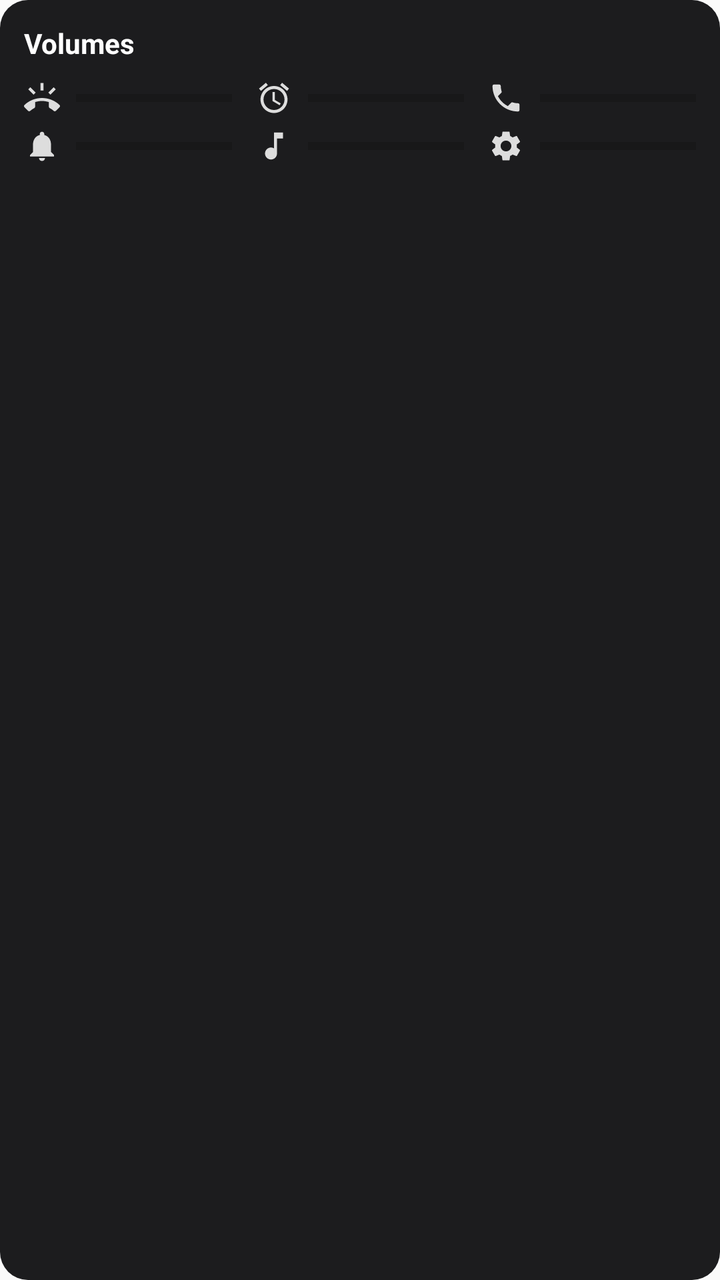
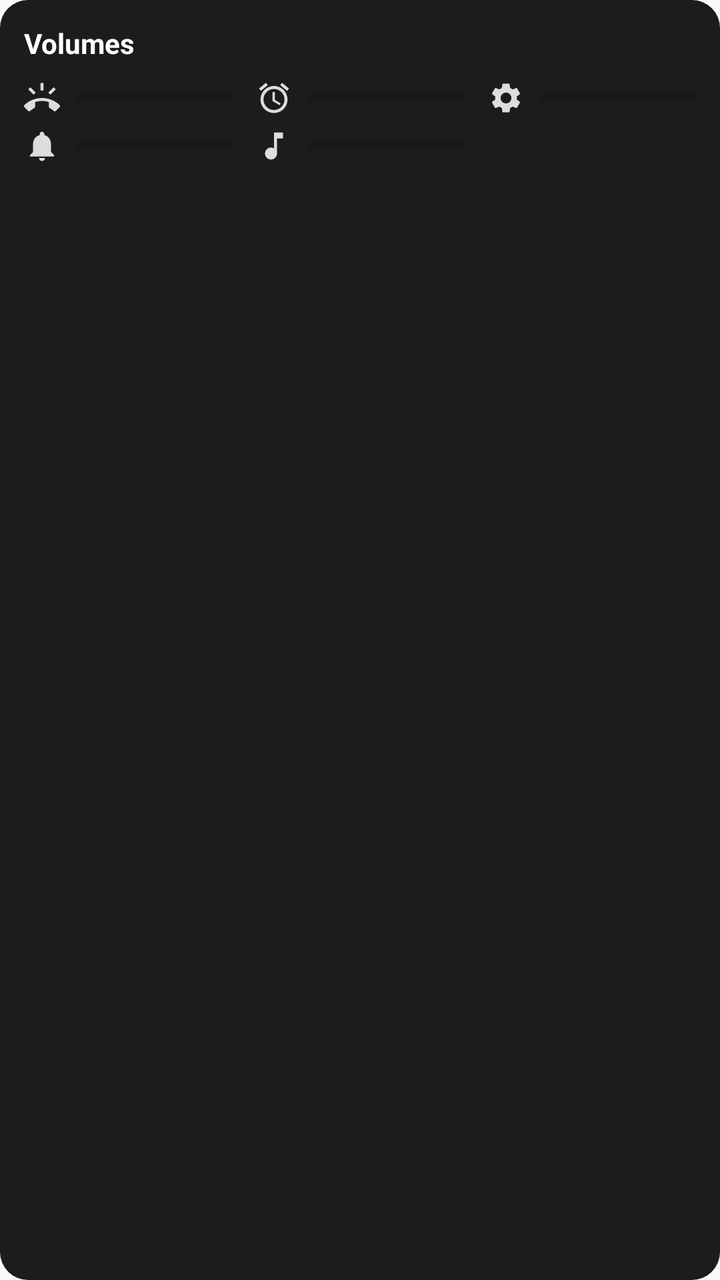

Two renders of the same Android screen: before a commit and after it. Below are the layout's source before the change and the commit's diff.
<!-- AndroidManifest.xml: application theme Theme.Knotes -->
<!-- res/layout/widget_phone_status.xml -->
<?xml version="1.0" encoding="utf-8"?>
<LinearLayout xmlns:android="http://schemas.android.com/apk/res/android"
    android:id="@+id/widget_root"
    android:layout_width="match_parent"
    android:layout_height="match_parent"
    android:background="@drawable/widget_bg"
    android:orientation="vertical"
    android:padding="12dp">

    <TextView
        android:id="@+id/ps_title"
        android:layout_width="match_parent"
        android:layout_height="wrap_content"
        android:paddingBottom="6dp"
        android:text="Volumes"
        android:textColor="#FFFFFF"
        android:textSize="14sp"
        android:textStyle="bold" />

    <LinearLayout
        android:layout_width="match_parent"
        android:layout_height="wrap_content"
        android:orientation="horizontal">

        
        <LinearLayout
            android:layout_width="0dp"
            android:layout_height="wrap_content"
            android:layout_weight="1"
            android:orientation="vertical">

            <LinearLayout
                android:layout_width="match_parent"
                android:layout_height="wrap_content"
                android:paddingTop="3dp"
                android:paddingBottom="3dp"
                android:gravity="center_vertical"
                android:orientation="horizontal">
                <ImageView
                    android:layout_width="18dp"
                    android:layout_height="18dp"
                    android:layout_marginEnd="8dp"
                    android:contentDescription="Ring"
                    android:src="@drawable/ic_vol_ring" />
                <ProgressBar
                    android:id="@+id/ps_bar_ring"
                    style="?android:attr/progressBarStyleHorizontal"
                    android:layout_width="0dp"
                    android:layout_height="4dp"
                    android:layout_weight="1"
                    android:progressTint="#81C784" />
            </LinearLayout>
            <LinearLayout
                android:layout_width="match_parent"
                android:layout_height="wrap_content"
                android:paddingTop="3dp"
                android:paddingBottom="3dp"
                android:gravity="center_vertical"
                android:orientation="horizontal">
                <ImageView
                    android:layout_width="18dp"
                    android:layout_height="18dp"
                    android:layout_marginEnd="8dp"
                    android:contentDescription="Notification"
                    android:src="@drawable/ic_vol_notif" />
                <ProgressBar
                    android:id="@+id/ps_bar_notif"
                    style="?android:attr/progressBarStyleHorizontal"
                    android:layout_width="0dp"
                    android:layout_height="4dp"
                    android:layout_weight="1"
                    android:progressTint="#81C784" />
            </LinearLayout>
        </LinearLayout>

        
        <LinearLayout
            android:layout_width="0dp"
            android:layout_height="wrap_content"
            android:layout_weight="1"
            android:layout_marginStart="12dp"
            android:orientation="vertical">

            <LinearLayout
                android:layout_width="match_parent"
                android:layout_height="wrap_content"
                android:paddingTop="3dp"
                android:paddingBottom="3dp"
                android:gravity="center_vertical"
                android:orientation="horizontal">
                <ImageView
                    android:layout_width="18dp"
                    android:layout_height="18dp"
                    android:layout_marginEnd="8dp"
                    android:contentDescription="Alarm"
                    android:src="@drawable/ic_vol_alarm" />
                <ProgressBar
                    android:id="@+id/ps_bar_alarm"
                    style="?android:attr/progressBarStyleHorizontal"
                    android:layout_width="0dp"
                    android:layout_height="4dp"
                    android:layout_weight="1"
                    android:progressTint="#81C784" />
            </LinearLayout>
            <LinearLayout
                android:layout_width="match_parent"
                android:layout_height="wrap_content"
                android:paddingTop="3dp"
                android:paddingBottom="3dp"
                android:gravity="center_vertical"
                android:orientation="horizontal">
                <ImageView
                    android:layout_width="18dp"
                    android:layout_height="18dp"
                    android:layout_marginEnd="8dp"
                    android:contentDescription="Music"
                    android:src="@drawable/ic_vol_music" />
                <ProgressBar
                    android:id="@+id/ps_bar_music"
                    style="?android:attr/progressBarStyleHorizontal"
                    android:layout_width="0dp"
                    android:layout_height="4dp"
                    android:layout_weight="1"
                    android:progressTint="#81C784" />
            </LinearLayout>
        </LinearLayout>

        
        <LinearLayout
            android:layout_width="0dp"
            android:layout_height="wrap_content"
            android:layout_weight="1"
            android:layout_marginStart="12dp"
            android:orientation="vertical">

            <LinearLayout
                android:layout_width="match_parent"
                android:layout_height="wrap_content"
                android:paddingTop="3dp"
                android:paddingBottom="3dp"
                android:gravity="center_vertical"
                android:orientation="horizontal">
                <ImageView
                    android:layout_width="18dp"
                    android:layout_height="18dp"
                    android:layout_marginEnd="8dp"
                    android:contentDescription="Call"
                    android:src="@drawable/ic_vol_call" />
                <ProgressBar
                    android:id="@+id/ps_bar_call"
                    style="?android:attr/progressBarStyleHorizontal"
                    android:layout_width="0dp"
                    android:layout_height="4dp"
                    android:layout_weight="1"
                    android:progressTint="#81C784" />
            </LinearLayout>
            <LinearLayout
                android:layout_width="match_parent"
                android:layout_height="wrap_content"
                android:paddingTop="3dp"
                android:paddingBottom="3dp"
                android:gravity="center_vertical"
                android:orientation="horizontal">
                <ImageView
                    android:layout_width="18dp"
                    android:layout_height="18dp"
                    android:layout_marginEnd="8dp"
                    android:contentDescription="System"
                    android:src="@drawable/ic_vol_system" />
                <ProgressBar
                    android:id="@+id/ps_bar_system"
                    style="?android:attr/progressBarStyleHorizontal"
                    android:layout_width="0dp"
                    android:layout_height="4dp"
                    android:layout_weight="1"
                    android:progressTint="#81C784" />
            </LinearLayout>
        </LinearLayout>
    </LinearLayout>
</LinearLayout>
<!-- resources referenced by this layout -->
<resources>
  <!-- drawable ic_vol_alarm (drawable) -->
  <vector xmlns:android="http://schemas.android.com/apk/res/android"
      android:width="24dp" android:height="24dp"
      android:viewportWidth="24" android:viewportHeight="24"
      android:tint="#DDDDDD">
      <path android:fillColor="#FFFFFFFF" android:pathData="M22,5.72l-4.6,-3.86 -1.29,1.53 4.6,3.86L22,5.72zM7.88,3.39L6.6,1.86 2,5.71l1.29,1.53 4.59,-3.85zM12.5,8L11,8v6l4.75,2.85 0.75,-1.23 -4,-2.37L12.5,8zM12,4c-4.97,0 -9,4.03 -9,9s4.02,9 9,9c4.97,0 9,-4.03 9,-9s-4.03,-9 -9,-9zM12,20c-3.87,0 -7,-3.13 -7,-7s3.13,-7 7,-7 7,3.13 7,7 -3.13,7 -7,7z"/>
  </vector>
  <!-- drawable ic_vol_call (drawable) -->
  <vector xmlns:android="http://schemas.android.com/apk/res/android"
      android:width="24dp" android:height="24dp"
      android:viewportWidth="24" android:viewportHeight="24"
      android:tint="#DDDDDD">
      <path android:fillColor="#FFFFFFFF" android:pathData="M6.62,10.79c1.44,2.83 3.76,5.14 6.59,6.59l2.2,-2.2c0.27,-0.27 0.67,-0.36 1.02,-0.24 1.12,0.37 2.33,0.57 3.57,0.57 0.55,0 1,0.45 1,1L21,20c0,0.55 -0.45,1 -1,1 -9.39,0 -17,-7.61 -17,-17 0,-0.55 0.45,-1 1,-1h3.5c0.55,0 1,0.45 1,1 0,1.25 0.2,2.45 0.57,3.57 0.11,0.35 0.03,0.74 -0.25,1.02l-2.2,2.2z"/>
  </vector>
  <!-- drawable ic_vol_music (drawable) -->
  <vector xmlns:android="http://schemas.android.com/apk/res/android"
      android:width="24dp" android:height="24dp"
      android:viewportWidth="24" android:viewportHeight="24"
      android:tint="#DDDDDD">
      <path android:fillColor="#FFFFFFFF" android:pathData="M12,3v10.55c-0.59,-0.34 -1.27,-0.55 -2,-0.55 -2.21,0 -4,1.79 -4,4s1.79,4 4,4 4,-1.79 4,-4L14,7h4L18,3h-6z"/>
  </vector>
  <!-- drawable ic_vol_notif (drawable) -->
  <vector xmlns:android="http://schemas.android.com/apk/res/android"
      android:width="24dp" android:height="24dp"
      android:viewportWidth="24" android:viewportHeight="24"
      android:tint="#DDDDDD">
      <path android:fillColor="#FFFFFFFF" android:pathData="M12,22c1.1,0 2,-0.9 2,-2h-4c0,1.1 0.89,2 2,2zM18,16v-5c0,-3.07 -1.64,-5.64 -4.5,-6.32L13.5,4c0,-0.83 -0.67,-1.5 -1.5,-1.5s-1.5,0.67 -1.5,1.5v0.68C7.63,5.36 6,7.92 6,11v5l-2,2v1h16v-1l-2,-2z"/>
  </vector>
  <!-- drawable ic_vol_ring (drawable) -->
  <vector xmlns:android="http://schemas.android.com/apk/res/android"
      android:width="24dp" android:height="24dp"
      android:viewportWidth="24" android:viewportHeight="24"
      android:tint="#DDDDDD">
      <path android:fillColor="#FFFFFFFF" android:pathData="M23.71,16.67C20.66,13.78 16.54,12 12,12S3.34,13.78 0.29,16.67c-0.18,0.18 -0.29,0.43 -0.29,0.71 0,0.28 0.11,0.53 0.29,0.71l2.48,2.48c0.18,0.18 0.43,0.29 0.71,0.29 0.27,0 0.52,-0.11 0.7,-0.28 0.79,-0.74 1.69,-1.36 2.66,-1.85 0.33,-0.16 0.56,-0.5 0.56,-0.9v-3.1c1.45,-0.48 3,-0.73 4.6,-0.73s3.15,0.25 4.6,0.73v3.1c0,0.39 0.23,0.74 0.56,0.9 0.98,0.49 1.87,1.12 2.66,1.85 0.18,0.18 0.43,0.28 0.7,0.28 0.28,0 0.53,-0.11 0.71,-0.29l2.48,-2.48c0.18,-0.18 0.29,-0.43 0.29,-0.71 0,-0.28 -0.11,-0.53 -0.29,-0.71zM21.16,6.26l-1.41,-1.41 -3.56,3.55 1.41,1.41s3.45,-3.52 3.56,-3.55zM13,2h-2v5h2L13,2zM6.4,9.81L7.81,8.4 4.26,4.84 2.84,6.26c0.11,0.03 3.56,3.55 3.56,3.55z"/>
  </vector>
  <!-- drawable widget_bg (drawable) -->
  <?xml version="1.0" encoding="utf-8"?>
  <shape xmlns:android="http://schemas.android.com/apk/res/android" android:shape="rectangle">
      <solid android:color="#1C1C1E" />
      <corners android:radius="14dp" />
  </shape>
  <style name="Theme.Knotes" parent="android:Theme.Material.Light.NoActionBar">
          
          <item name="android:statusBarColor">#FFFFFFFF</item>
          <item name="android:navigationBarColor">#FFFFFFFF</item>
          <item name="android:windowLightStatusBar">true</item>
          <item name="android:windowLightNavigationBar">true</item>
      </style>
  <!-- unchanged entries left out for length: 1 -->
</resources>

<!-- the commit's change to res/layout/widget_phone_status.xml (unified diff, before → after) -->
@@ -144,27 +144,6 @@
                     android:layout_width="18dp"
                     android:layout_height="18dp"
                     android:layout_marginEnd="8dp"
-                    android:contentDescription="Call"
-                    android:src="@drawable/ic_vol_call" />
-                <ProgressBar
-                    android:id="@+id/ps_bar_call"
-                    style="?android:attr/progressBarStyleHorizontal"
-                    android:layout_width="0dp"
-                    android:layout_height="4dp"
-                    android:layout_weight="1"
-                    android:progressTint="#81C784" />
-            </LinearLayout>
-            <LinearLayout
-                android:layout_width="match_parent"
-                android:layout_height="wrap_content"
-                android:paddingTop="3dp"
-                android:paddingBottom="3dp"
-                android:gravity="center_vertical"
-                android:orientation="horizontal">
-                <ImageView
-                    android:layout_width="18dp"
-                    android:layout_height="18dp"
-                    android:layout_marginEnd="8dp"
                     android:contentDescription="System"
                     android:src="@drawable/ic_vol_system" />
                 <ProgressBar
<!-- resource entries referenced after the edit -->
@@ -6,13 +6,6 @@
       android:viewportWidth="24" android:viewportHeight="24"
       android:tint="#DDDDDD">
       <path android:fillColor="#FFFFFFFF" android:pathData="M22,5.72l-4.6,-3.86 -1.29,1.53 4.6,3.86L22,5.72zM7.88,3.39L6.6,1.86 2,5.71l1.29,1.53 4.59,-3.85zM12.5,8L11,8v6l4.75,2.85 0.75,-1.23 -4,-2.37L12.5,8zM12,4c-4.97,0 -9,4.03 -9,9s4.02,9 9,9c4.97,0 9,-4.03 9,-9s-4.03,-9 -9,-9zM12,20c-3.87,0 -7,-3.13 -7,-7s3.13,-7 7,-7 7,3.13 7,7 -3.13,7 -7,7z"/>
-  </vector>
-  <!-- drawable ic_vol_call (drawable) -->
-  <vector xmlns:android="http://schemas.android.com/apk/res/android"
-      android:width="24dp" android:height="24dp"
-      android:viewportWidth="24" android:viewportHeight="24"
-      android:tint="#DDDDDD">
-      <path android:fillColor="#FFFFFFFF" android:pathData="M6.62,10.79c1.44,2.83 3.76,5.14 6.59,6.59l2.2,-2.2c0.27,-0.27 0.67,-0.36 1.02,-0.24 1.12,0.37 2.33,0.57 3.57,0.57 0.55,0 1,0.45 1,1L21,20c0,0.55 -0.45,1 -1,1 -9.39,0 -17,-7.61 -17,-17 0,-0.55 0.45,-1 1,-1h3.5c0.55,0 1,0.45 1,1 0,1.25 0.2,2.45 0.57,3.57 0.11,0.35 0.03,0.74 -0.25,1.02l-2.2,2.2z"/>
   </vector>
   <!-- drawable ic_vol_music (drawable) -->
   <vector xmlns:android="http://schemas.android.com/apk/res/android"
